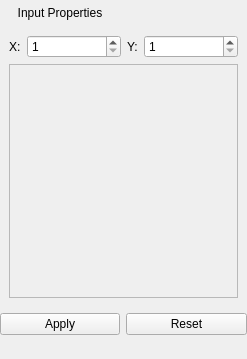
Old version of the form Application/qInputPropertiesWidget.ui in the repository Sprunth/RGG.
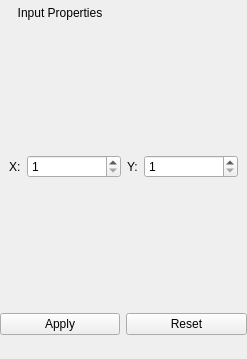
New version of the form. The open tabs and pages were chosen to show the change.

Commit message: Adding features for core assembling

```diff
--- a/Application/qInputPropertiesWidget.ui
+++ b/Application/qInputPropertiesWidget.ui
@@ -60,6 +60,80 @@
      <property name="currentIndex">
       <number>5</number>
      </property>
+     <widget class="QWidget" name="pageCore">
+      <layout class="QGridLayout" name="gridLayout_13">
+       <item row="0" column="0">
+        <widget class="QLabel" name="label_30">
+         <property name="sizePolicy">
+          <sizepolicy hsizetype="Fixed" vsizetype="Preferred">
+           <horstretch>0</horstretch>
+           <verstretch>0</verstretch>
+          </sizepolicy>
+         </property>
+         <property name="text">
+          <string>X:</string>
+         </property>
+        </widget>
+       </item>
+       <item row="0" column="1">
+        <widget class="QSpinBox" name="coreLatticeX">
+         <property name="minimum">
+          <number>1</number>
+         </property>
+        </widget>
+       </item>
+       <item row="0" column="2">
+        <widget class="QLabel" name="label_29">
+         <property name="sizePolicy">
+          <sizepolicy hsizetype="Fixed" vsizetype="Preferred">
+           <horstretch>0</horstretch>
+           <verstretch>0</verstretch>
+          </sizepolicy>
+         </property>
+         <property name="text">
+          <string>Y:</string>
+         </property>
+        </widget>
+       </item>
+       <item row="0" column="3">
+        <widget class="QSpinBox" name="coreLatticeY">
+         <property name="minimum">
+          <number>1</number>
+         </property>
+        </widget>
+       </item>
+       <item row="1" column="0" colspan="4">
+        <layout class="QVBoxLayout" name="coreLatticeLayout"/>
+       </item>
+      </layout>
+     </widget>
+     <widget class="QWidget" name="pageAssembly">
+      <layout class="QGridLayout" name="gridLayout_14">
+       <item row="0" column="1">
+        <widget class="QLineEdit" name="MeshSize"/>
+       </item>
+       <item row="0" column="0">
+        <widget class="QLabel" name="label_31">
+         <property name="text">
+          <string>Mesh Size:</string>
+         </property>
+        </widget>
+       </item>
+       <item row="1" column="0" colspan="2">
+        <spacer name="verticalSpacer_7">
+         <property name="orientation">
+          <enum>Qt::Vertical</enum>
+         </property>
+         <property name="sizeHint" stdset="0">
+          <size>
+           <width>20</width>
+           <height>219</height>
+          </size>
+         </property>
+        </spacer>
+       </item>
+      </layout>
+     </widget>
      <widget class="QWidget" name="pageRectDuct">
       <layout class="QGridLayout" name="gridLayout_3">
        <item row="1" column="0">
@@ -499,31 +573,17 @@
          </property>
         </widget>
        </item>
-       <item row="1" column="0" colspan="4">
-        <widget class="QFrame" name="frameLattice">
+       <item row="0" column="2">
+        <widget class="QLabel" name="label_11">
          <property name="sizePolicy">
-          <sizepolicy hsizetype="Expanding" vsizetype="Expanding">
+          <sizepolicy hsizetype="Fixed" vsizetype="Preferred">
            <horstretch>0</horstretch>
            <verstretch>0</verstretch>
           </sizepolicy>
          </property>
-         <property name="frameShape">
-          <enum>QFrame::StyledPanel</enum>
+         <property name="text">
+          <string>Y:</string>
          </property>
-         <property name="frameShadow">
-          <enum>QFrame::Raised</enum>
-         </property>
-         <layout class="QVBoxLayout" name="verticalLayout_2">
-          <property name="spacing">
-           <number>0</number>
-          </property>
-          <property name="margin">
-           <number>0</number>
-          </property>
-          <item>
-           <layout class="QVBoxLayout" name="latticecontainerLayout"/>
-          </item>
-         </layout>
         </widget>
        </item>
       </layout>
```
Left out of the diff: 72 changed lines with no effect on the pictures. The commit also changes 11 other files.
